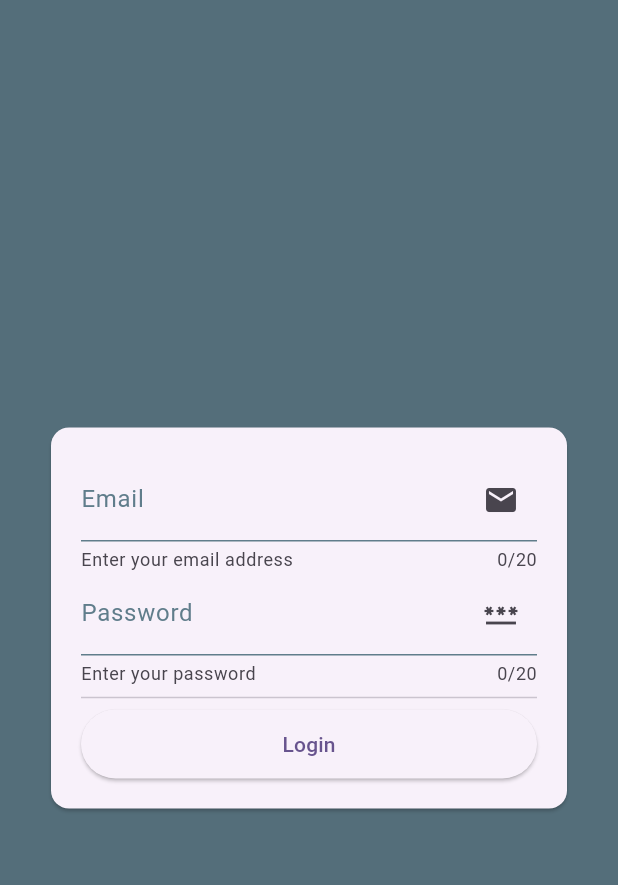
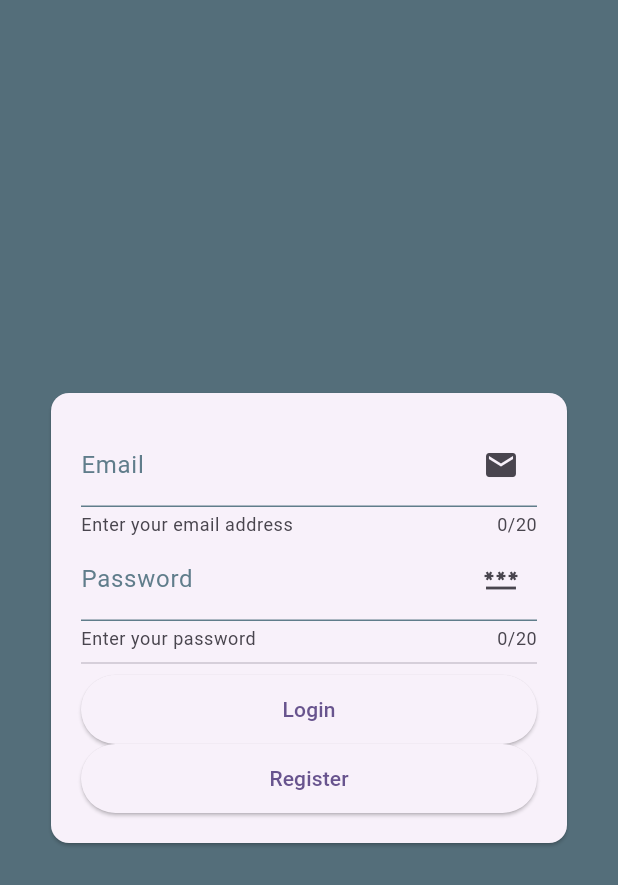
Before and after one commit to purniawan4905/login_logout_registrasi, a Flutter app: the screen it shows after launch, on a phone screen of 412 x 824 dp. Shown: the top 885 px of the screen. Run offline on Flutter 3.47's test engine with Material 3 defaults, Android fonts, the phone set to English and light mode, and no system bars; our stand-ins replace firebase_auth, firebase_core; accounts and stored records are empty.

Commit message:
membuat button register

```diff
--- a/lib/module/login/view/login_view.dart
+++ b/lib/module/login/view/login_view.dart
@@ -73,6 +73,14 @@ class LoginView extends StatefulWidget {
                         child: const Text("Login"),
                       ),
                     ),
+                    SizedBox(
+                      width: MediaQuery.of(context).size.width,
+                      height: 46,
+                      child: ElevatedButton(
+                        onPressed: () => Get.to(const RegisterView()),
+                        child: const Text("Register"),
+                      ),
+                    ),
                   ],
                 ),
               ),
```
